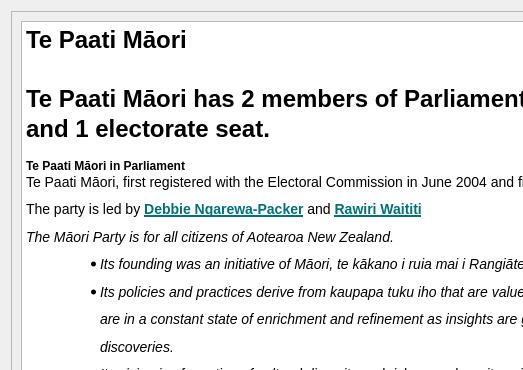
The window that qtGuiApplication/partymaori.ui (Debug-Divas/COSC345-Project) describes before a commit, drawn with Qt 5; both pictures show x 0 to 523 and y 0 to 370 of the 829 by 758 pixel window.
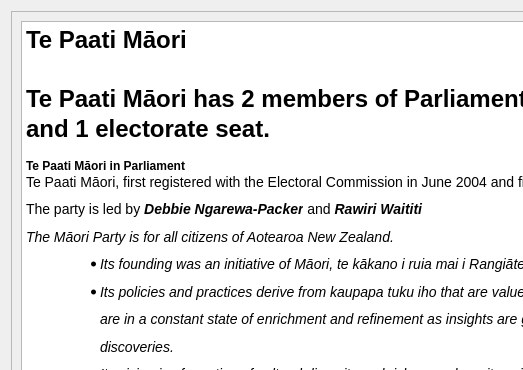
The same window after the commit.

The edit to the form file:
```diff
--- a/qtGuiApplication/partymaori.ui
+++ b/qtGuiApplication/partymaori.ui
@@ -33,10 +33,10 @@
 li.unchecked::marker { content: &quot;\2610&quot;; }
 li.checked::marker { content: &quot;\2612&quot;; }
 &lt;/style&gt;&lt;/head&gt;&lt;body style=&quot; font-family:'Segoe UI'; font-size:9pt; font-weight:400; font-style:normal;&quot;&gt;
-&lt;h1 style=&quot; margin-top:0px; margin-bottom:0px; margin-left:0px; margin-right:0px; -qt-block-indent:0; text-indent:0px; line-height:105.769%; background-color:#ffffff;&quot;&gt;&lt;span style=&quot; font-family:'Open Sans','Arial','Verdana','sans-serif'; font-size:xx-large; font-weight:700; color:#000000; background-color:#ffffff;&quot;&gt;Te Paati Māori&lt;br /&gt;&lt;br /&gt;&lt;/span&gt;&lt;span style=&quot; font-family:'Open Sans','Arial','Verdana','sans-serif'; font-size:xx-large; font-weight:700; color:#000000; background-color:#ffffff;&quot;&gt;Te Paati Māori has 2 members of Parliament, 1 from the party list and 1 electorate seat.&lt;/span&gt;&lt;/h1&gt;
+&lt;h1 style=&quot; margin-top:0px; margin-bottom:0px; margin-left:0px; margin-right:0px; -qt-block-indent:0; text-indent:0px; line-height:105.769%; background-color:#ffffff;&quot;&gt;&lt;span style=&quot; font-family:'Open Sans','Arial','Verdana','sans-serif'; font-size:xx-large; font-weight:700; color:#000000; background-color:#ffffff;&quot;&gt;Te Paati Māori&lt;br /&gt;&lt;br /&gt;Te Paati Māori has 2 members of Parliament, 1 from the party list and 1 electorate seat.&lt;/span&gt;&lt;/h1&gt;
 &lt;p style=&quot; margin-top:0px; margin-bottom:0px; margin-left:0px; margin-right:0px; -qt-block-indent:0; text-indent:0px; line-height:105.769%; background-color:#ffffff;&quot;&gt;&lt;br /&gt;&lt;span style=&quot; font-family:'Open Sans','Arial','Verdana','sans-serif'; font-size:medium; font-weight:700; color:#000000; background-color:#ffffff;&quot;&gt;Te Paati Māori in Parliament&lt;/span&gt;&lt;/p&gt;
 &lt;p style=&quot; margin-top:0px; margin-bottom:0px; margin-left:0px; margin-right:0px; -qt-block-indent:0; text-indent:0px; line-height:171.429%; background-color:#ffffff;&quot;&gt;&lt;span style=&quot; font-family:'Open Sans','Arial','Verdana','sans-serif'; font-size:14px; color:#000000; background-color:#ffffff;&quot;&gt;Te Paati Māori, first registered with the Electoral Commission in June 2004 and first entered Parliament in that same year. &lt;/span&gt;&lt;/p&gt;
-&lt;p style=&quot; margin-top:0px; margin-bottom:0px; margin-left:0px; margin-right:0px; -qt-block-indent:0; text-indent:0px; line-height:171.429%; background-color:#ffffff;&quot;&gt;&lt;span style=&quot; font-family:'Open Sans','Arial','Verdana','sans-serif'; font-size:14px; color:#000000; background-color:#ffffff;&quot;&gt;The party is led by&lt;/span&gt;&lt;span style=&quot; font-family:'Open Sans','Arial','Verdana','sans-serif'; font-size:14px; color:#000000;&quot;&gt; &lt;/span&gt;&lt;a href=&quot;https://www.parliament.nz/en/mps-and-electorates/members-of-parliament/ngarewa-packer-debbie/&quot;&gt;&lt;span style=&quot; font-family:'Open Sans','Arial','Verdana','sans-serif'; font-size:14px; font-weight:700; text-decoration: underline; color:#007179;&quot;&gt;Debbie Ngarewa-Packer&lt;/span&gt;&lt;/a&gt;&lt;span style=&quot; font-family:'Open Sans','Arial','Verdana','sans-serif'; font-size:14px; color:#000000;&quot;&gt; and &lt;/span&gt;&lt;a href=&quot;https://www.parliament.nz/en/mps-and-electorates/members-of-parliament/waititi-rawiri/&quot;&gt;&lt;span style=&quot; font-family:'Open Sans','Arial','Verdana','sans-serif'; font-size:14px; font-weight:700; text-decoration: underline; color:#007179;&quot;&gt;Rawiri Waititi&lt;/span&gt;&lt;/a&gt;&lt;/p&gt;
+&lt;p style=&quot; margin-top:0px; margin-bottom:0px; margin-left:0px; margin-right:0px; -qt-block-indent:0; text-indent:0px; line-height:171.429%; background-color:#ffffff;&quot;&gt;&lt;span style=&quot; font-family:'Open Sans','Arial','Verdana','sans-serif'; font-size:14px; color:#000000; background-color:#ffffff;&quot;&gt;The party is led by &lt;/span&gt;&lt;span style=&quot; font-family:'Open Sans','Arial','Verdana','sans-serif'; font-size:14px; font-weight:700; font-style:italic; color:#000000; background-color:#ffffff;&quot;&gt;Debbie Ngarewa-Packer&lt;/span&gt;&lt;span style=&quot; font-family:'Open Sans','Arial','Verdana','sans-serif'; font-size:14px; color:#000000; background-color:#ffffff;&quot;&gt; and &lt;/span&gt;&lt;span style=&quot; font-family:'Open Sans','Arial','Verdana','sans-serif'; font-size:14px; font-weight:700; font-style:italic; color:#000000; background-color:#ffffff;&quot;&gt;Rawiri Waititi&lt;/span&gt;&lt;/p&gt;
 &lt;p style=&quot; margin-top:0px; margin-bottom:0px; margin-left:0px; margin-right:0px; -qt-block-indent:0; text-indent:0px; line-height:171.429%; background-color:#ffffff;&quot;&gt;&lt;span style=&quot; font-family:'Open Sans','Arial','Verdana','sans-serif'; font-size:14px; font-style:italic; color:#000000;&quot;&gt;The Māori Party is for all citizens of Aotearoa New Zealand.&lt;/span&gt;&lt;/p&gt;
 &lt;ul style=&quot;margin-top: 0px; margin-bottom: 0px; margin-left: 0px; margin-right: 0px; -qt-list-indent: 1;&quot;&gt;
 &lt;li style=&quot; font-family:'Open Sans','Arial','Verdana','sans-serif'; font-size:14px; color:#000000; background-color:#ffffff;&quot; style=&quot; margin-top:0px; margin-bottom:0px; margin-left:34px; margin-right:0px; -qt-block-indent:0; text-indent:0px; line-height:171.429%;&quot;&gt;&lt;span style=&quot; font-size:14px; font-style:italic;&quot;&gt;Its founding was an initiative of Māori, te kākano i ruia mai i Rangiātea, for the benefit of all citizens of this land.&lt;/span&gt;&lt;/li&gt;
```
